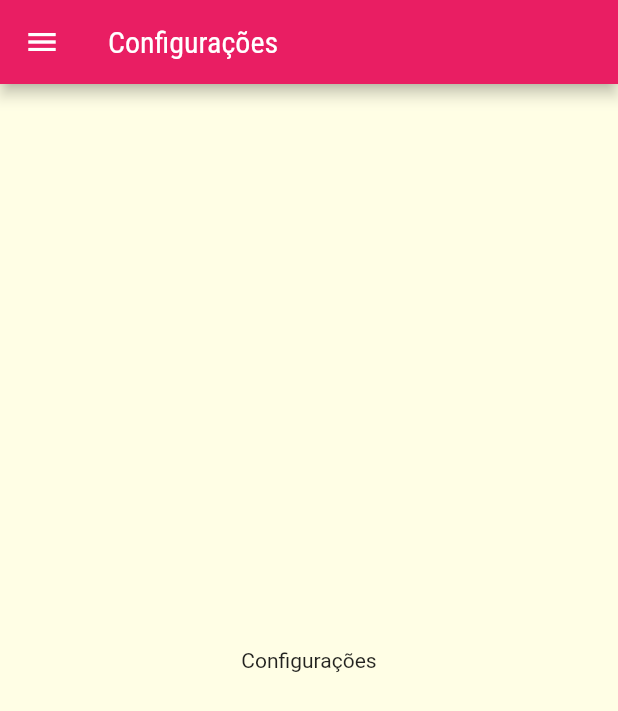
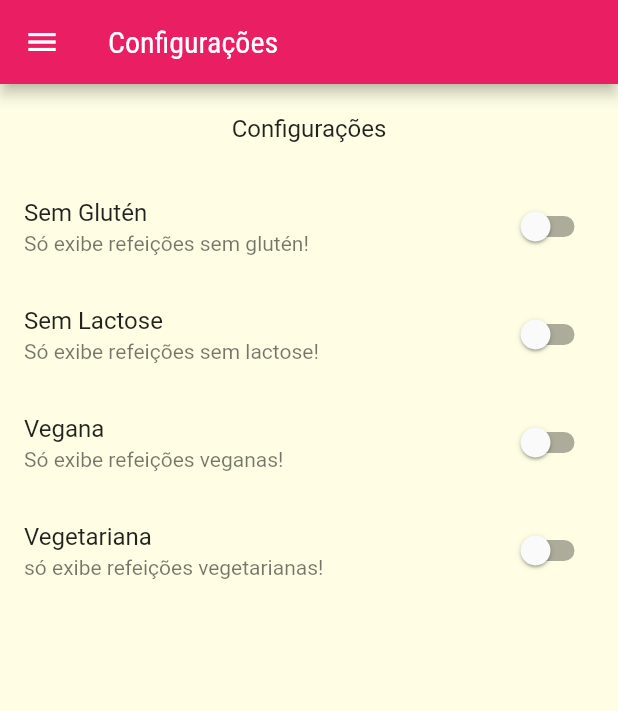
Before and after one commit to adrianosousagomes/meals, a Flutter app: the SettingsScreen screen opened by its route, on a phone screen of 412 x 824 dp. Shown: the top 711 px of the screen. Run offline on Flutter 3.47's test engine with Material 2 defaults, Android fonts, the phone set to English and light mode, and no system bars.

Commit message:
- Finalizando aula 204; - Implementando tela de configurações com os filtros;

```diff
--- /dev/null
+++ b/lib/models/settings.dart
@@ -0,0 +1,15 @@
+class Settings {
+  bool isGlutenFree;
+  bool isLactoseFree;
+  bool isVegan;
+  bool isVegetarian;
+
+  Settings({
+    this.isGlutenFree = false,
+    this.isLactoseFree = false,
+    this.isVegan = false,
+    this.isVegetarian = false,
+  });
+
+
+}
--- a/lib/screens/settings_screen.dart
+++ b/lib/screens/settings_screen.dart
@@ -1,19 +1,77 @@
 import 'package:flutter/material.dart';
 import 'package:meals/components/main_drawer.dart';
+import 'package:meals/models/settings.dart';
 
-class SettingsScreen extends StatelessWidget {
+class SettingsScreen extends StatefulWidget {
   const SettingsScreen({Key? key}) : super(key: key);
+
+  @override
+  State<SettingsScreen> createState() => _SettingsScreenState();
+}
+
+class _SettingsScreenState extends State<SettingsScreen> {
+  var settings = Settings();
+
+  Widget _createSwitch(
+    String title,
+    String subtitle,
+    bool value,
+    Function(bool) onChange,
+  ) {
+    return SwitchListTile.adaptive(
+      title: Text(title),
+      subtitle: Text(subtitle),
+      value: value,
+      onChanged: onChange,
+    );
+  }
 
   @override
   Widget build(BuildContext context) {
     return Scaffold(
-      appBar: AppBar(
-        title: Text('Configurações'),
-      ),
-      drawer: MainDrawer(),
-      body: Center(
-        child: Text('Configurações'),
-      ),
-    );
+        appBar: AppBar(
+          title: Text('Configurações'),
+        ),
+        drawer: MainDrawer(),
+        body: Column(
+          children: [
+            Container(
+              padding: EdgeInsets.all(20),
+              child: Text(
+                'Configurações',
+                style: Theme.of(context).textTheme.titleMedium,
+              ),
+            ),
+            Expanded(
+                child: ListView(
+              children: [
+                _createSwitch(
+                  'Sem Glutén',
+                  'Só exibe refeições sem glutén!',
+                  settings.isGlutenFree,
+                  (value) => setState(() => settings.isGlutenFree = value),
+                ),
+                _createSwitch(
+                  'Sem Lactose',
+                  'Só exibe refeições sem lactose!',
+                  settings.isGlutenFree,
+                  (value) => setState(() => settings.isLactoseFree = value),
+                ),
+                _createSwitch(
+                  'Vegana',
+                  'Só exibe refeições veganas!',
+                  settings.isGlutenFree,
+                  (value) => setState(() => settings.isVegan = value),
+                ),
+                _createSwitch(
+                  'Vegetariana',
+                  'só exibe refeições vegetarianas!',
+                  settings.isGlutenFree,
+                  (value) => setState(() => settings.isVegetarian = value),
+                )
+              ],
+            ))
+          ],
+        ));
   }
 }
```
